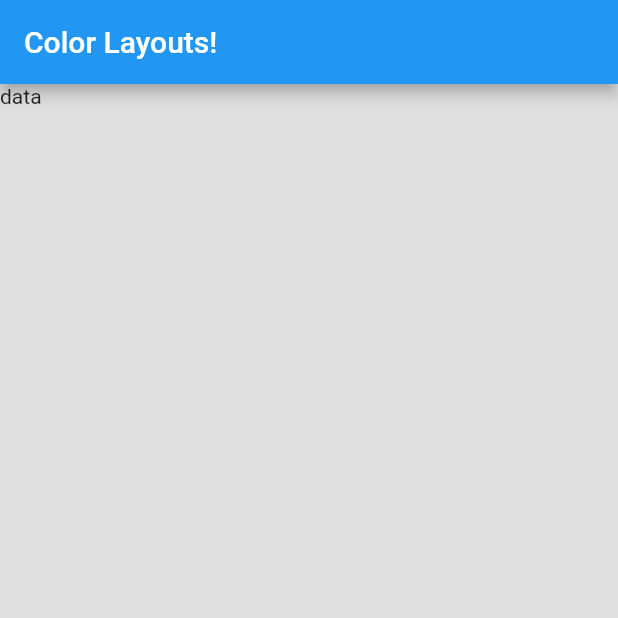
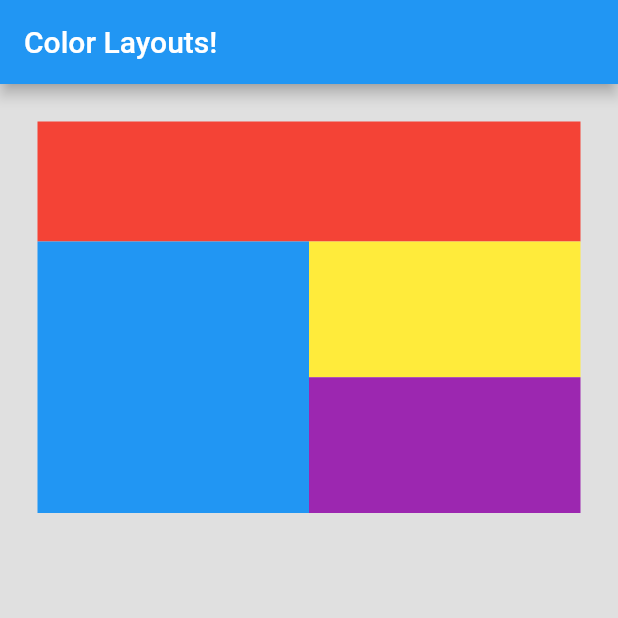
Before and after one commit to hoyajigi/layout_colors, a Flutter app: the screen it shows after launch, on a phone screen of 412 x 824 dp, the top half of it. Run offline on Flutter 3.47's test engine with Material 2 defaults, Android fonts, the phone set to English and light mode, and no system bars.

Commit message:
Aspect ratio and expanded widgets

```diff
--- a/lib/color_layout.dart
+++ b/lib/color_layout.dart
@@ -1,16 +1,52 @@
 import 'package:flutter/material.dart';
+
+class _FirstRow extends StatelessWidget {
+  @override
+  Widget build(BuildContext context) {
+    return Row(
+      children: [
+        Expanded(
+          child: AspectRatio(
+              aspectRatio: 1 / 1,
+              child: Container(
+                color: Colors.blue,
+              )),
+        ),
+        Expanded(
+            child: AspectRatio(
+                aspectRatio: 1 / 1,
+                child: Column(children: [
+                  Expanded(child: Container(
+                    color: Colors.yellow,
+                  ),),
+                  Expanded(child: Container(
+                    color: Colors.purple,
+                  ),),
+                ]))),
+      ],
+    );
+  }
+}
 
 class ColorLayout extends StatelessWidget {
   @override
   Widget build(BuildContext context) {
     return Center(
       child: Container(
+        padding: EdgeInsets.all(25),
         color: Colors.grey[300],
-            child: Text('data'),
         height: double.infinity,
         width: double.infinity,
+        child: Column(
+          children: [
+            Container(
+              color: Colors.red,
+              height: 80,
+            ),
+            _FirstRow()
+          ],
+        ),
       ),
     );
   }
-
 }
```
Also changed, not shown: 2 other files. Lines whose indentation alone changed are shown as unchanged.
